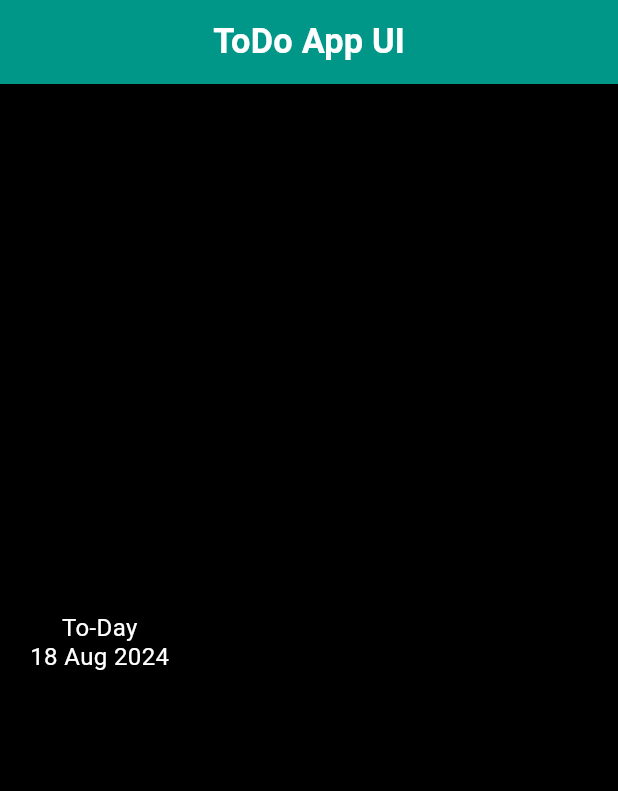
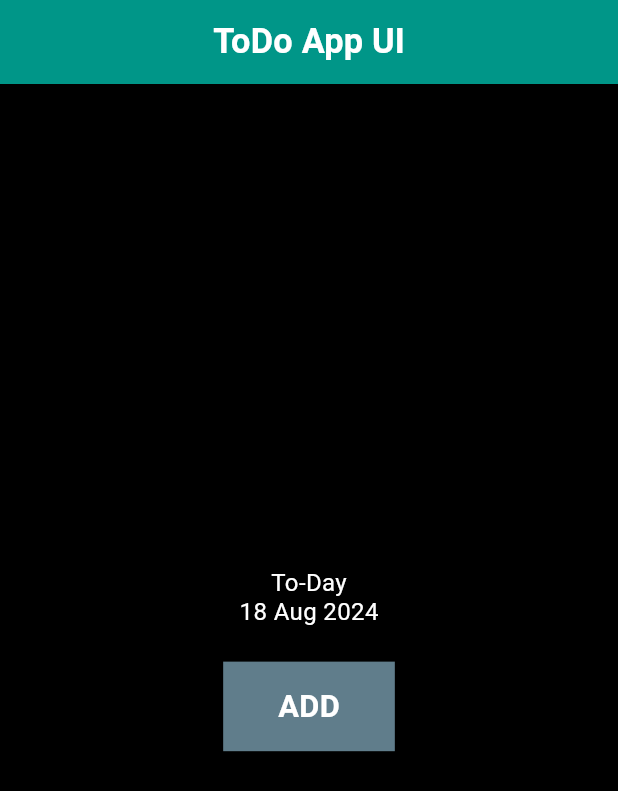
Before and after one commit to Muhammd-Shehzad/todo_ui, a Flutter app: the screen it shows after launch, on a phone screen of 412 x 824 dp. Shown: the top 791 px of the screen. Run offline on Flutter 3.47's test engine with Material 3 defaults, Android fonts, the phone set to English and light mode, and no system bars; our stand-ins replace flutter_screenutil, get_storage.

Commit message:
second comment

```diff
--- a/lib/todoScreen.dart
+++ b/lib/todoScreen.dart
@@ -32,19 +32,15 @@ class _ToDoScreenState extends State<ToDoScreen> {
       body: Column(
         mainAxisAlignment: MainAxisAlignment.center,
         children: [
-          Padding(
-            padding: const EdgeInsets.symmetric(horizontal: 10),
+          Center(
             child: Text(
               'To-Day',
               style: TextStyle(color: Colors.white),
             ),
           ),
-          Padding(
-            padding: const EdgeInsets.symmetric(horizontal: 20),
-            child: Text(
-              '18 Aug 2024',
-              style: TextStyle(color: Colors.white),
-            ),
+          Text(
+            '18 Aug 2024',
+            style: TextStyle(color: Colors.white),
           ),
           // ...namaz.map(
           //   (e) => Container(
@@ -110,6 +106,32 @@ class _ToDoScreenState extends State<ToDoScreen> {
           SizedBox(
             height: 20.h,
           ),
+          InkWell(
+            onTap: () {
+              showBottomSheet(
+                  context: context,
+                  builder: (context) {
+                    return Container(
+                      height: 300.h,
+                      child: Text('hello world'),
+                    );
+                  });
+            },
+            child: Container(
+              height: 50.h,
+              width: 100.w,
+              decoration: BoxDecoration(color: Colors.blueGrey),
+              child: Center(
+                child: Text(
+                  'ADD',
+                  style: TextStyle(
+                      color: Colors.white,
+                      fontSize: 18.sp,
+                      fontWeight: FontWeight.bold),
+                ),
+              ),
+            ),
+          ),
         ],
       ),
     );
```
